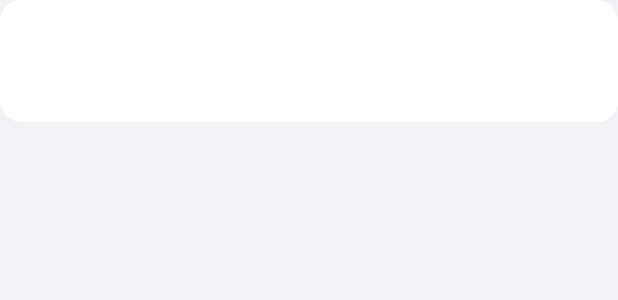
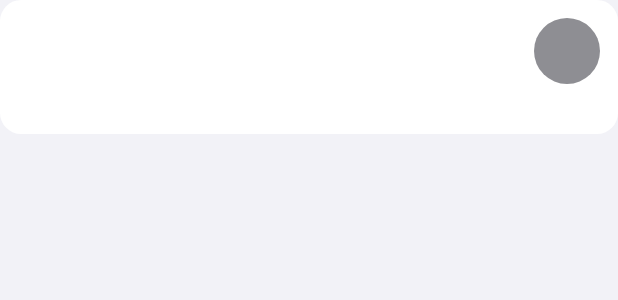
Before and after one commit to Lokeily/Earthquake-Sentinel, an Android app: the layout history_item.xml on its own in the app's theme, with its tools: preview values and no code run, on a phone screen of 412 x 824 dp. Shown: the top 300 px of the screen. Run offline under Robolectric (Android 15) with nearby library versions, the light colour scheme and no system bars; network calls fail.

Commit message:
v1.1.2: 头条状态即时更新 + 震级彩色圆圈 + 48h FDSN查询

```diff
--- a/app/src/main/java/com/dianguard/app/HomeFragment.kt
+++ b/app/src/main/java/com/dianguard/app/HomeFragment.kt
@@ -254,10 +254,10 @@ class HomeFragment : Fragment() {
         if (AppConfig.serviceEnabled) {
             requireContext().stopService(Intent(requireContext(), EewService::class.java))
             AppConfig.serviceEnabled = false
+            // 立即更新头条状态（stopService 是异步的，onDestroy 中的重置可能延迟）
+            EewService.headlineState = "监听未开启"
             Toast.makeText(requireContext(), "已停止预警监听", Toast.LENGTH_SHORT).show()
         } else {
-            // v1.1.0：首次开启预警监听前必须先阅读并同意免责声明，否则无法启动服务。
-            // 这样既符合法律法规对"用户主动确认"的要求，也让用户在上线前就清楚责任边界。
             if (!AppConfig.disclaimerAccepted) {
                 showDisclaimerBeforeEnable()
                 return
--- /dev/null
+++ b/app/src/main/res/drawable/bg_magnitude_circle.xml
@@ -0,0 +1,7 @@
+<?xml version="1.0" encoding="utf-8"?>
+<!-- 震级彩色圆圈背景（v1.1.2） -->
+<shape xmlns:android="http://schemas.android.com/apk/res/android"
+    android:shape="oval">
+    <solid android:color="@color/ios_label_secondary" />
+    <size android:width="44dp" android:height="44dp" />
+</shape>
--- a/app/src/main/res/layout/history_item.xml
+++ b/app/src/main/res/layout/history_item.xml
@@ -1,12 +1,12 @@
 <?xml version="1.0" encoding="utf-8"?>
-<!-- 单条地震历史记录（v1.1.1 重做布局：震级右侧 + 徽标右下） -->
+<!-- 单条地震历史记录（v1.1.2：震级彩色圆圈 + 徽标右下） -->
 <LinearLayout xmlns:android="http://schemas.android.com/apk/res/android"
     android:layout_width="match_parent"
     android:layout_height="wrap_content"
     android:orientation="horizontal"
     android:gravity="center_vertical"
     android:background="@drawable/bg_card"
-    android:padding="14dp"
+    android:padding="12dp"
     android:layout_marginBottom="10dp">
 
     <!-- 左侧：震中 / 时间 / 烈度 / 距离 -->
@@ -14,7 +14,8 @@
         android:layout_width="0dp"
         android:layout_height="wrap_content"
         android:layout_weight="1"
-        android:orientation="vertical">
+        android:orientation="vertical"
+        android:paddingEnd="10dp">
 
         <TextView
             android:id="@+id/item_place"
@@ -30,36 +31,38 @@
             android:id="@+id/item_meta"
             android:layout_width="wrap_content"
             android:layout_height="wrap_content"
-            android:layout_marginTop="4dp"
+            android:layout_marginTop="3dp"
             android:textColor="@color/ios_label_secondary"
             android:textSize="12sp" />
     </LinearLayout>
 
-    <!-- 右侧：震级（大字突出）+ 徽标/来源 -->
+    <!-- 右侧：震级圆圈 + 徽标 -->
     <LinearLayout
         android:layout_width="wrap_content"
         android:layout_height="wrap_content"
         android:orientation="vertical"
-        android:gravity="end"
-        android:layout_marginStart="10dp">
+        android:gravity="center"
+        android:layout_marginStart="8dp">
 
         <TextView
             android:id="@+id/item_magnitude"
-            android:layout_width="wrap_content"
-            android:layout_height="wrap_content"
-            android:textColor="@color/ios_label"
-            android:textSize="20sp"
-            android:textStyle="bold" />
+            android:layout_width="44dp"
+            android:layout_height="44dp"
+            android:gravity="center"
+            android:textColor="@android:color/white"
+            android:textSize="16sp"
+            android:textStyle="bold"
+            android:background="@drawable/bg_magnitude_circle" />
 
         <TextView
             android:id="@+id/item_badge"
             android:layout_width="wrap_content"
             android:layout_height="wrap_content"
-            android:layout_marginTop="4dp"
-            android:paddingHorizontal="9dp"
-            android:paddingVertical="3dp"
+            android:layout_marginTop="3dp"
+            android:paddingHorizontal="8dp"
+            android:paddingVertical="2dp"
             android:background="@drawable/bg_level_badge"
-            android:textSize="11sp"
+            android:textSize="10sp"
             android:textStyle="bold" />
     </LinearLayout>
 </LinearLayout>
```
Also changed, not shown: app/src/main/java/com/dianguard/app/HistoryFetcher.kt (+101 -122 lines), app/src/main/java/com/dianguard/app/HistoryFragment.kt (+12 -2 lines).
